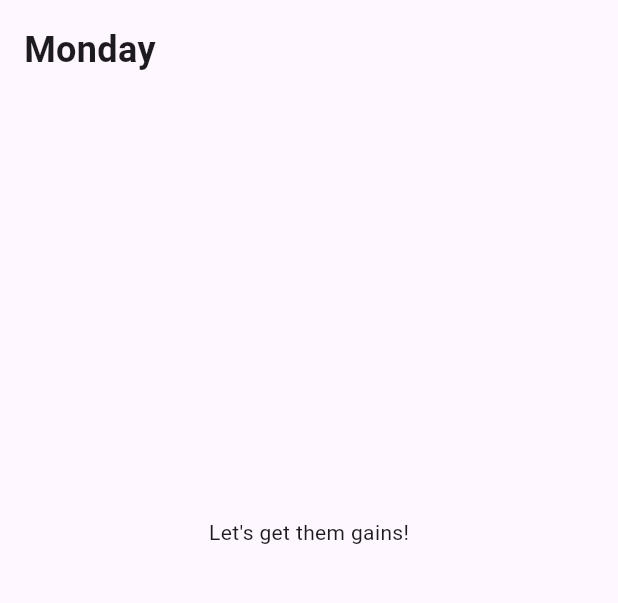
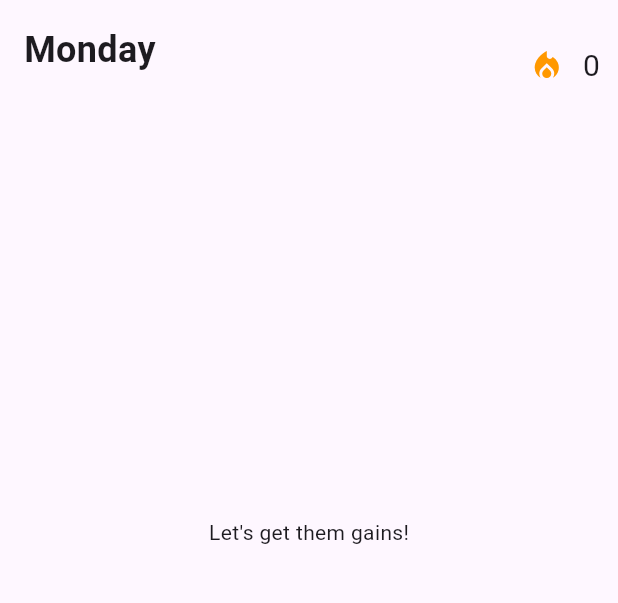
Before and after one commit to acm-uic/student-task-manager-sig-mobile-dev, a Flutter app: the GymPage screen opened by its route, on a phone screen of 412 x 824 dp, the part 84-687 px from its top. Run offline on Flutter 3.47's test engine with Material 3 defaults, Android fonts, the light colour scheme and no system bars; our stand-ins replace get.

Commit message:
Added the gym streak icon

```diff
--- a/lib/screens/gym.dart
+++ b/lib/screens/gym.dart
@@ -3,6 +3,8 @@ import '../widgets/general/bottom_tab_navigator.dart';
 
 class GymPage extends StatelessWidget {
   const GymPage({super.key});
+
+  final int streak = 0;
 
   @override
   Widget build(BuildContext context) {
@@ -14,8 +16,8 @@ class GymPage extends StatelessWidget {
         centerTitle: true,
       ),
       body: Stack(
-        // stack layers widgets
         children: [
+          // Align "Monday" text in top left
           Align(
             alignment: Alignment.topLeft,
             child: Padding(
@@ -36,6 +38,27 @@ class GymPage extends StatelessWidget {
           const Center(
             child: Text("Let's get them gains!"),
           ),
+
+          // Streak counter with flame icon in top right
+          Positioned(
+            right: 12.0,
+            top: 20.0,
+            child: Row(
+              children: [
+                IconButton(
+                  icon: const Icon(Icons.local_fire_department),
+                  color: Colors.orange,
+                  onPressed: () {
+                    // Streak Code
+                  },
+                ),
+                Text(
+                  '$streak',
+                  style: const TextStyle(fontSize: 20),
+                ),
+              ],
+            ),
+          ),
         ],
       ),
 
```
Also changed, not shown: lib/main.dart (line endings or trailing spaces), 5 other files.
